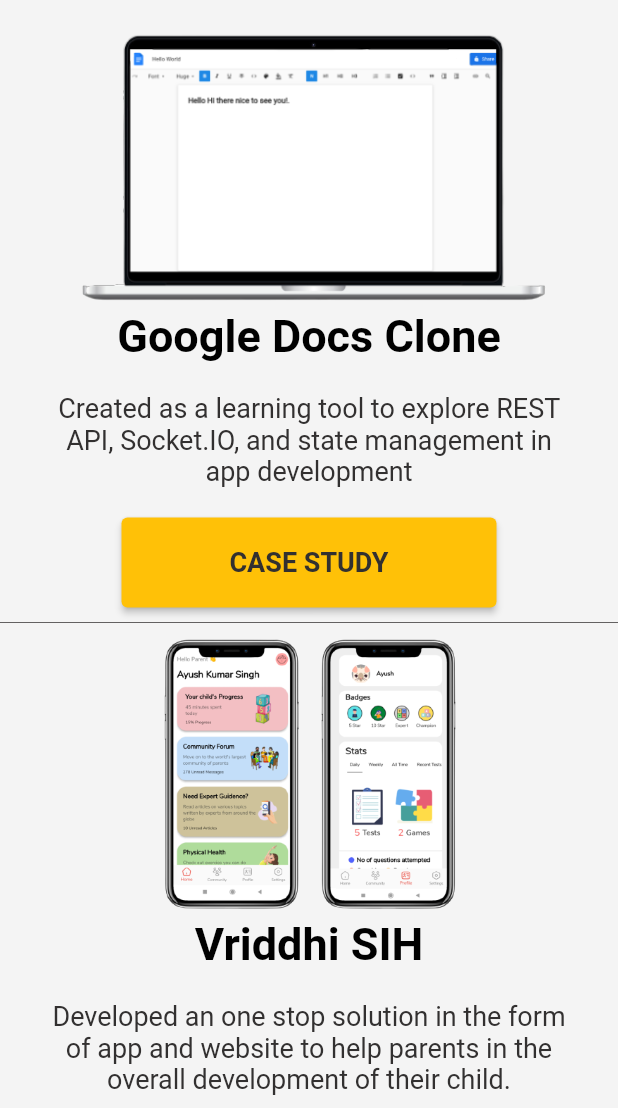
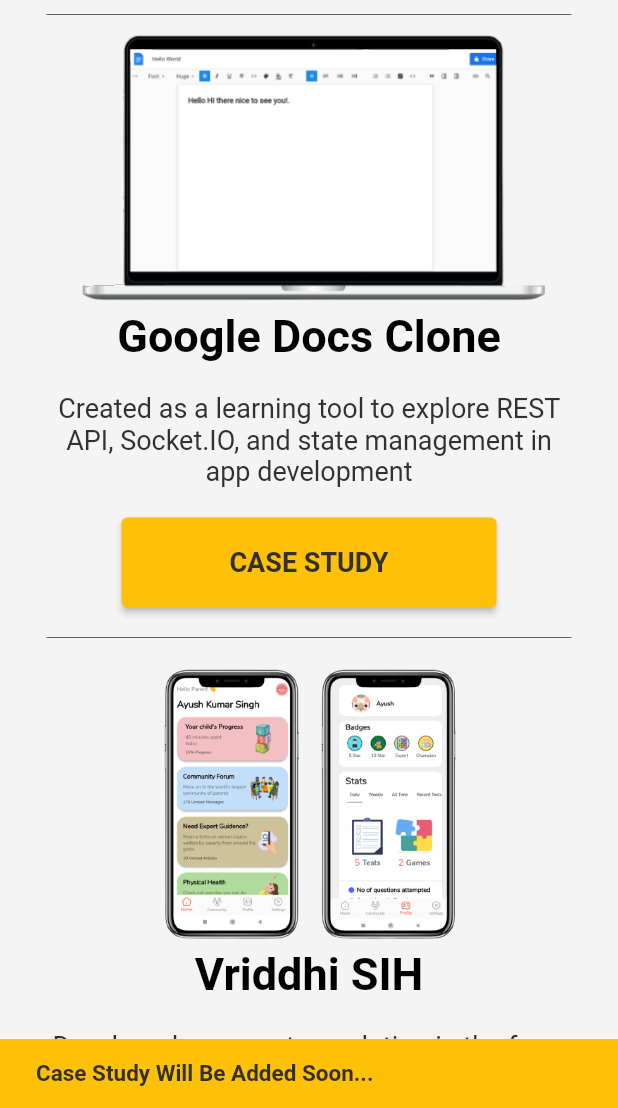
Before and after one commit to AyushKrSingh000/Portfolio-Web-App, a Flutter app: the screen it shows after launch, scrolled down 2304 dp, after a tap on "CASE STUDY", on a phone screen of 412 x 824 dp, the part 128-1236 px from its top. Run offline on Flutter 3.47's test engine with Material 2 defaults, Android fonts, the phone set to English and light mode, and no system bars; our stand-ins replace animated_text_kit.

Commit message:
Added Photos and some UI fixes

```diff
--- a/lib/main.dart
+++ b/lib/main.dart
@@ -11,7 +11,7 @@
   @override
   Widget build(BuildContext context) {
     return MaterialApp(
-      title: 'Portfolio Web Application',
+      title: 'Ayush Kumar Singh Portfolio',
       debugShowCheckedModeBanner: false,
       theme: ThemeData(
         // fontFamily: ,
--- a/lib/pages/home_screen.dart
+++ b/lib/pages/home_screen.dart
@@ -274,7 +274,7 @@
                           return InkWell(
                             onTap: () {
                               _controller.animateTo(
-                                1600 + MediaQuery.of(context).size.width * 1.65,
+                                1600 + MediaQuery.of(context).size.width * 1.66,
                                 duration: const Duration(seconds: 1),
                                 curve: Curves.fastOutSlowIn,
                               );
@@ -310,28 +310,37 @@
                 Container(
                   color: const Color.fromRGBO(244, 244, 244, 1),
                   height: 600,
-                  child: Row(children: [
-                    Card(
+                  child: Row(
+                      mainAxisAlignment: MediaQuery.of(context).size.width < 650
+                          ? MainAxisAlignment.center
+                          : MainAxisAlignment.start,
+                      children: [
+                        MediaQuery.of(context).size.width < 650
+                            ? const Text('')
+                            : Card(
                                 color: Colors.white,
                                 elevation: 20,
                                 child: SizedBox(
                                   height: 200,
                                   width: 45,
                                   child: Column(
-                            mainAxisAlignment: MainAxisAlignment.spaceEvenly,
+                                      mainAxisAlignment:
+                                          MainAxisAlignment.spaceEvenly,
                                       children: [
                                         InkWell(
-                                  hoverColor: Colors.amber.withOpacity(0.5),
+                                            hoverColor:
+                                                Colors.amber.withOpacity(0.5),
                                             onTap: () {
                                               urlLauncher(
-                                        'https:/github.com/AyushKrSingh000');
+                                                  'https://github.com/AyushKrSingh000');
                                             },
                                             child: const SizedBox(
                                                 height: 50,
                                                 width: 45,
                                                 child: Icon(MyIcon.github))),
                                         InkWell(
-                                  hoverColor: Colors.amber.withOpacity(0.5),
+                                            hoverColor:
+                                                Colors.amber.withOpacity(0.5),
                                             onTap: () {
                                               urlLauncher(
                                                   'https://www.linkedin.com/in/ayush-kumar-singh-9ab626216/');
@@ -341,17 +350,20 @@
                                                 width: 45,
                                                 child: Icon(MyIcon.linkedin))),
                                         InkWell(
-                                  hoverColor: Colors.amber.withOpacity(0.5),
+                                            hoverColor:
+                                                Colors.amber.withOpacity(0.5),
                                             onTap: () {
                                               ScaffoldMessenger.of(context)
                                                   .showSnackBar(const SnackBar(
-                                            backgroundColor: Colors.amber,
+                                                      backgroundColor:
+                                                          Colors.amber,
                                                       content: Text(
                                                         'Gmail Id : ayushkumarsingh0708@gmail.com',
                                                         style: TextStyle(
                                                           color: kBlackColor,
                                                           fontSize: 15,
-                                                fontWeight: FontWeight.bold,
+                                                          fontWeight:
+                                                              FontWeight.bold,
                                                         ),
                                                       )));
                                             },
@@ -360,7 +372,8 @@
                                                 width: 45,
                                                 child: Icon(MyIcon.gmail))),
                                         InkWell(
-                                  hoverColor: Colors.amber.withOpacity(0.5),
+                                            hoverColor:
+                                                Colors.amber.withOpacity(0.5),
                                             onTap: () {
                                               urlLauncher(
                                                   'https://www.instagram.com/ayush_kr.singh/');
@@ -368,7 +381,8 @@
                                             child: const SizedBox(
                                                 height: 50,
                                                 width: 45,
-                                      child: Icon(MyIcon.instagram_square))),
+                                                child: Icon(
+                                                    MyIcon.instagram_square))),
                                       ]),
                                 ),
                               ),
@@ -401,7 +415,7 @@
                                       speed: const Duration(milliseconds: 110),
                                     ),
                                     TypewriterAnimatedText(
-                                  'A PASSIONATE APP DEVELOPER FROM INDIA',
+                                      'A Passionate App Developer From India',
                                       textStyle: const TextStyle(
                                           color: kBlacColor,
                                           fontSize: 40,
@@ -410,7 +424,7 @@
                                       speed: const Duration(milliseconds: 110),
                                     ),
                                     TypewriterAnimatedText(
-                                  'I LOVE CODING',
+                                      'I Love Coding',
                                       textStyle: const TextStyle(
                                           color: kBlacColor,
                                           fontSize: 50,
@@ -418,13 +432,15 @@
                                       textAlign: TextAlign.center,
                                       speed: const Duration(milliseconds: 110),
                                     ),
-                                TypewriterAnimatedText('AND DEVELOPING APPS',
+                                    TypewriterAnimatedText(
+                                        'And Developing Apps',
                                         textStyle: const TextStyle(
                                             color: kBlacColor,
                                             fontSize: 50,
                                             fontWeight: FontWeight.bold),
                                         textAlign: TextAlign.center,
-                                    speed: const Duration(milliseconds: 110),
+                                        speed:
+                                            const Duration(milliseconds: 110),
                                         cursor: '!'),
                                   ],
                                   repeatForever: true,
@@ -442,13 +458,16 @@
                                   height: 30,
                                 ),
                                 SizedBox(
-                              width: MediaQuery.of(context).size.width / 1.5,
+                                  width:
+                                      MediaQuery.of(context).size.width / 1.3,
                                   child: const Text(
                                     "A Full Stack App Developer building  andriod, ios applications that leads to the success of the overall product",
                                     textAlign: TextAlign.center,
                                     style: TextStyle(
                                       color: kBlackColor,
                                       fontSize: 18,
+                                      height: 1.2,
+                                      wordSpacing: 2,
                                     ),
                                   ),
                                 ),
@@ -510,6 +529,8 @@
                           textAlign: TextAlign.center,
                           style: TextStyle(
                             color: kBlackColor,
+                            height: 1.5,
+                            wordSpacing: 2,
                             fontSize: 18,
                           ),
                         ),
@@ -528,14 +549,12 @@
                                       child: Column(
                                         mainAxisAlignment:
                                             MainAxisAlignment.start,
-                                        crossAxisAlignment:
-                                            CrossAxisAlignment.start,
                                         children: [
                                           const Text(
                                             "Get to know me!",
                                             style: TextStyle(
                                                 color: kBlacColor,
-                                                fontSize: 30,
+                                                fontSize: 35,
                                                 fontWeight: FontWeight.bold),
                                             textAlign: TextAlign.center,
                                           ),
@@ -555,6 +574,7 @@
                                                 height: 1.5,
                                                 wordSpacing: 2,
                                               ),
+                                              textAlign: TextAlign.center,
                                             ),
                                           ),
                                           const SizedBox(
@@ -579,7 +599,6 @@
                                                               .size
                                                               .width *
                                                           3.7;
-                                                  print(h1);
                                                   _controller.animateTo(
                                                     2100 + h1,
                                                     duration: const Duration(
@@ -605,21 +624,17 @@
                                   padding:
                                       const EdgeInsets.fromLTRB(30, 30, 30, 20),
                                   child: SizedBox(
-                                    // width:
-                                    // MediaQuery.of(context).size.width / 2.5,
                                     child: Column(
                                       mainAxisAlignment:
                                           MainAxisAlignment.start,
-                                      crossAxisAlignment:
-                                          CrossAxisAlignment.start,
                                       children: [
                                         const Text(
                                           "My Skills",
                                           style: TextStyle(
                                               color: kBlacColor,
-                                              fontSize: 30,
+                                              fontSize: 35,
                                               fontWeight: FontWeight.bold),
-                                          // textAlign: TextAlign.center,
+                                          textAlign: TextAlign.center,
                                         ),
                                         const SizedBox(
                                           height: 40,
@@ -701,7 +716,7 @@
                                                       MediaQuery.of(context)
                                                               .size
                                                               .width *
-                                                          1.65,
+                                                          1.66,
                                                   duration: const Duration(
                                                       seconds: 1),
                                                   curve: Curves.fastOutSlowIn,
@@ -777,7 +792,7 @@
                       ? (MediaQuery.of(context).size.width < 600
                           ? MediaQuery.of(context).size.width * 5
                           : MediaQuery.of(context).size.width * 3.7)
-                      : MediaQuery.of(context).size.width * 1.65,
+                      : MediaQuery.of(context).size.width * 1.66,
                   child: SizedBox(
                       width: MediaQuery.of(context).size.width,
                       child: Column(
@@ -815,8 +830,14 @@
                             ),
                           ),
                           const SizedBox(
+                              width: 350,
                               height: 20,
+                              child: Center(
+                                child: Divider(
+                                  thickness: 0.5,
+                                  color: kBlackColor,
                                 ),
+                              )),
                           (MediaQuery.of(context).size.width < 750)
                               ? ProjectBoxVertical(
                                   imageName: 'docs2.png',
@@ -827,8 +848,8 @@
                                   title: "Google Docs Clone",
                                   info: projects[0]),
                           const SizedBox(
-                              width: 500,
-                              height: 20,
+                              width: 350,
+                              height: 40,
                               child: Center(
                                 child: Divider(
                                   thickness: 0.5,
@@ -845,8 +866,8 @@
                                   title: "Vriddhi SIH",
                                   info: projects[1]),
                           const SizedBox(
-                              width: 500,
-                              height: 20,
+                              width: 350,
+                              height: 40,
                               child: Center(
                                 child: Divider(
                                   thickness: 0.5,
@@ -863,8 +884,8 @@
                                   title: "Expense Tracker App",
                                   info: projects[2]),
                           const SizedBox(
-                              width: 500,
-                              height: 20,
+                              width: 350,
+                              height: 40,
                               child: Center(
                                 child: Divider(
                                   thickness: 0.5,
@@ -1082,11 +1103,16 @@
                                             height: 40,
                                           ),
                                           Align(
-                                            alignment: Alignment.topRight,
+                                            alignment: Alignment.center,
                                             child: ElevatedButton(
                                                 style: ElevatedButton.styleFrom(
-                                                    minimumSize:
-                                                        const Size(200, 60)),
+                                                    minimumSize: MediaQuery.of(
+                                                                    context)
+                                                                .size
+                                                                .width <
+                                                            650
+                                                        ? const Size(150, 60)
+                                                        : const Size(200, 60)),
                                                 onPressed: () {
                                                   if (_formKey.currentState!
                                                       .validate()) {
@@ -1128,21 +1154,21 @@
                         ],
                       )),
                 ),
+                //Bottom Sections
                 Container(
                   color: kBlacColor,
-                  height: 300,
+                  height: MediaQuery.of(context).size.width < 650 ? 300 : 250,
                   child: Column(
+                    // mainAxisAlignment: MainAxisAlignment.end,
                     children: [
                       const SizedBox(
                         height: 20,
                       ),
                       MediaQuery.of(context).size.width < 650
-                          ? Column(children: [
-                              Padding(
-                                padding:
-                                    const EdgeInsets.fromLTRB(10, 10, 10, 0),
+                          ? Padding(
+                              padding: const EdgeInsets.fromLTRB(10, 10, 10, 0),
                               child: Column(
-                                  crossAxisAlignment: CrossAxisAlignment.start,
+                                crossAxisAlignment: CrossAxisAlignment.center,
                                 children: [
                                   const Text(
                                     "AYUSH KUMAR SINGH",
@@ -1156,11 +1182,11 @@
                                     height: 20,
                                   ),
                                   SizedBox(
-                                      width: MediaQuery.of(context).size.width /
-                                          1.2,
+                                    width:
+                                        MediaQuery.of(context).size.width / 1.2,
                                     child: const Text(
                                       "A Full Stack App Developer building  andriod, ios applications that leads to the success of the overall product",
-                                        // textAlign: TextAlign.center,
+                                      textAlign: TextAlign.center,
                                       style: TextStyle(
                                         color: kWhiteColor,
                                         fontSize: 16,
@@ -1173,7 +1199,7 @@
                                   const Padding(
                                     padding: EdgeInsets.only(right: 20),
                                     child: Text(
-                                        "SOCIAL",
+                                      "  SOCIAL",
                                       style: TextStyle(
                                           color: kWhiteColor,
                                           fontSize: 20,
@@ -1185,11 +1211,12 @@
                                     height: 20,
                                   ),
                                   Row(
+                                    mainAxisAlignment: MainAxisAlignment.center,
                                     children: [
                                       InkWell(
                                           onTap: () {
                                             urlLauncher(
-                                                  'https:/github.com/AyushKrSingh000');
+                                                'https://github.com/AyushKrSingh000');
                                           },
                                           child: const SizedBox(
                                               // height: 50,
@@ -1250,7 +1277,6 @@
                                 ],
                               ),
                             )
-                            ])
                           : Padding(
                               padding: const EdgeInsets.fromLTRB(40, 40, 40, 0),
                               child: Row(
@@ -1291,10 +1317,9 @@
                                   Column(
                                     crossAxisAlignment: CrossAxisAlignment.end,
                                     children: [
-                                      Padding(
-                                        padding:
-                                            const EdgeInsets.only(right: 20),
-                                        child: const Text(
+                                      const Padding(
+                                        padding: EdgeInsets.only(right: 20),
+                                        child: Text(
                                           "SOCIAL",
                                           style: TextStyle(
                                               color: kWhiteColor,
@@ -1348,7 +1373,6 @@
                                                       )));
                                             },
                                             child: const SizedBox(
-                                                // height: 50,
                                                 width: 45,
                                                 child: Icon(
                                                   MyIcon.gmail,
@@ -1360,7 +1384,6 @@
                                                   'https://www.instagram.com/ayush_kr.singh/');
                                             },
                                             child: const SizedBox(
-                                                // height: 50,
                                                 width: 45,
                                                 child: Icon(
                                                   MyIcon.instagram_square,
@@ -1373,21 +1396,16 @@
                               ),
                             ),
                       const Padding(
-                        padding: EdgeInsets.fromLTRB(20, 30, 20, 10),
-                        // width: 1000,
+                        padding: EdgeInsets.fromLTRB(20, 20, 20, 10),
                         child: Divider(
-                          // height: 15,
                           thickness: 0.5,
                           color: kWhiteColor,
                         ),
                       ),
-                      // const SizedBox(
-                      //   height: 20,
-                      // ),
                       const Text(
                         '© Copyright 2022. Made by Ayush Kumar Singh',
                         style: TextStyle(color: kWhiteColor),
-                      )
+                      ),
                     ],
                   ),
                 )
--- a/lib/widgets/project_box.dart
+++ b/lib/widgets/project_box.dart
@@ -52,7 +52,19 @@
             ElevatedButton(
                 style:
                     ElevatedButton.styleFrom(minimumSize: const Size(250, 60)),
-                onPressed: () {},
+                onPressed: () {
+                  ScaffoldMessenger.of(context).showSnackBar(const SnackBar(
+                      duration: Duration(seconds: 1),
+                      backgroundColor: Colors.amber,
+                      content: Text(
+                        'Case Study Will Be Added Soon...',
+                        style: TextStyle(
+                          color: kBlackColor,
+                          fontSize: 15,
+                          fontWeight: FontWeight.bold,
+                        ),
+                      )));
+                },
                 child: const Text(
                   "CASE STUDY",
                   style: TextStyle(
@@ -115,7 +127,19 @@
             ElevatedButton(
                 style:
                     ElevatedButton.styleFrom(minimumSize: const Size(250, 60)),
-                onPressed: () {},
+                onPressed: () {
+                  ScaffoldMessenger.of(context).showSnackBar(const SnackBar(
+                      duration: Duration(seconds: 1),
+                      backgroundColor: Colors.amber,
+                      content: Text(
+                        'Case Study Will Be Added Soon...',
+                        style: TextStyle(
+                          color: kBlackColor,
+                          fontSize: 15,
+                          fontWeight: FontWeight.bold,
+                        ),
+                      )));
+                },
                 child: const Text(
                   "CASE STUDY",
                   style: TextStyle(
```
Also changed, not shown: 6 other files. Lines whose indentation alone changed are shown as unchanged.
